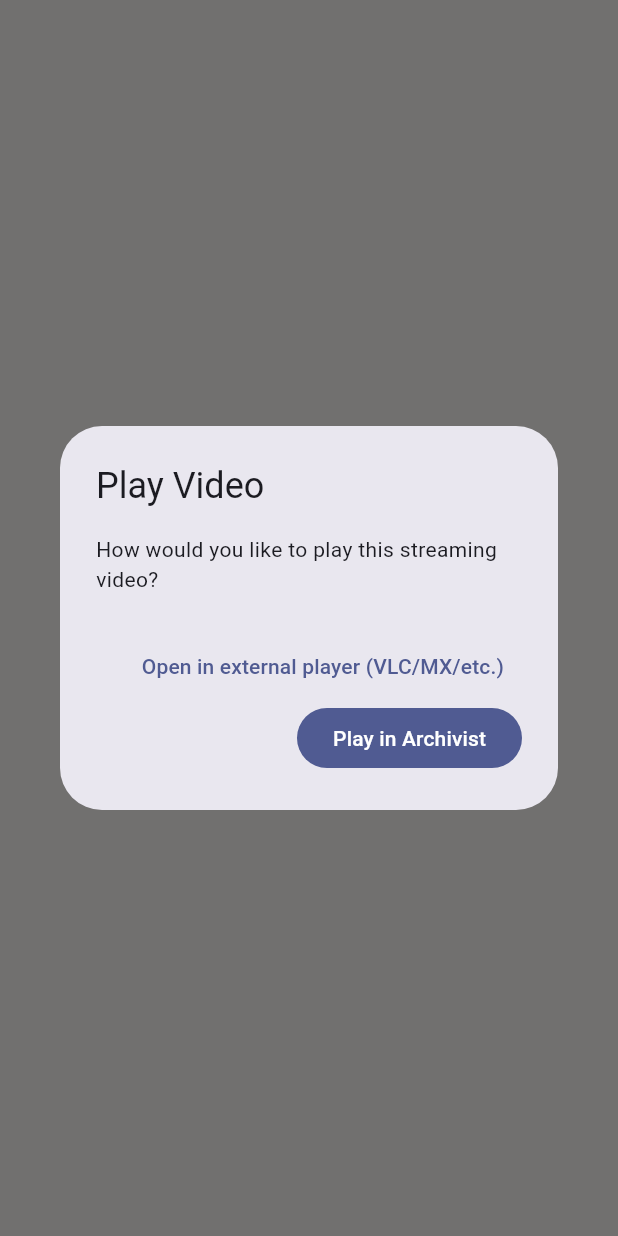
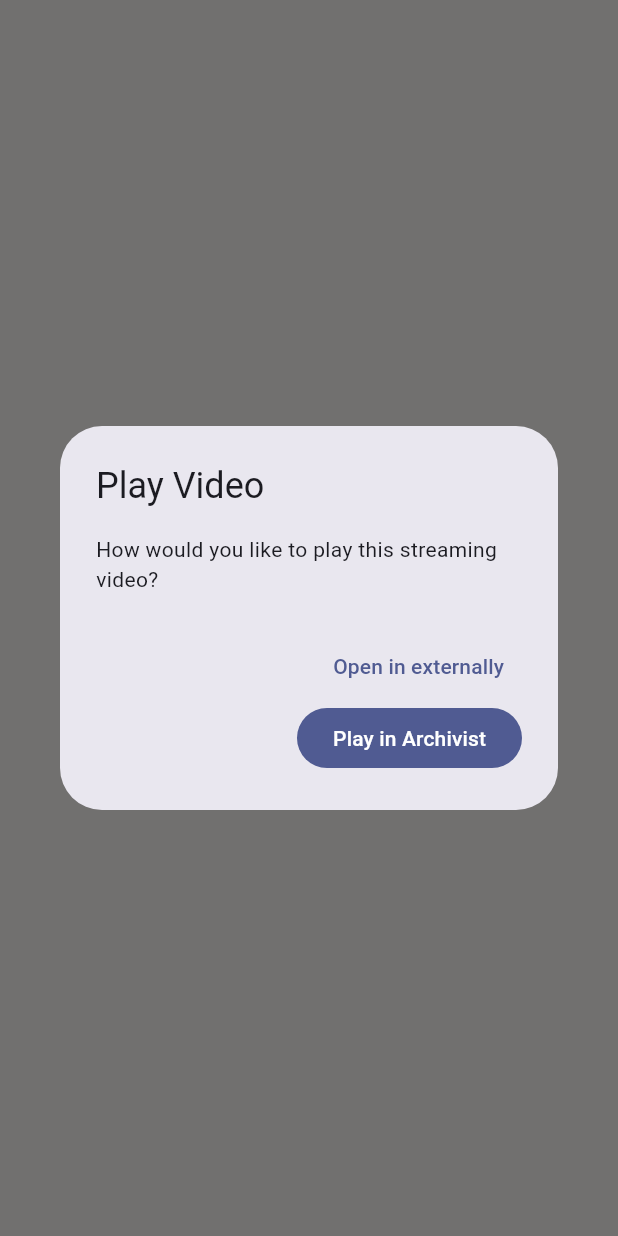
Before and after one commit to boblothian/archivist, a Flutter app: what playVideo() shows on an empty page, opened directly with empty values, on a phone screen of 412 x 824 dp. Run offline on Flutter 3.47's test engine with Material 3 defaults, Android fonts, the phone set to English and light mode, and no system bars; our stand-ins replace cached_network_image, chewie, cloud_firestore, connectivity_plus, dio, fade_shimmer and 12 more; missing offline and left inert: android_intent_plus, audio_session, flutter_chrome_cast, flutter_pdfview, flutter_to_airplay, media_cast_dlna; accounts and stored records are empty; network calls fail.

Commit message:
slight change for player picker to suit ios better

```diff
--- a/lib/media/media_player_ops.dart
+++ b/lib/media/media_player_ops.dart
@@ -98,7 +98,7 @@ class MediaPlayerOps {
               if (canOpenExternally)
                 TextButton(
                   onPressed: () => Navigator.of(ctx).pop('external'),
-                  child: const Text('Open in external player (VLC/MX/etc.)'),
+                  child: const Text('Open in externally'),
                 ),
               FilledButton(
                 onPressed: () => Navigator.of(ctx).pop('internal'),
```
Also changed, not shown: pubspec.lock (added), 1 other file.
